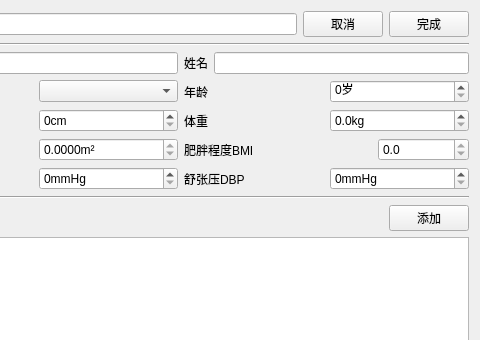
Before: the Qt Designer form UI/ui_new_single.ui in Orange-66/LAPS-v1.0, drawn with Qt 5; both pictures show x 118 to 598 and y 0 to 340 of the 598 by 565 pixel window.
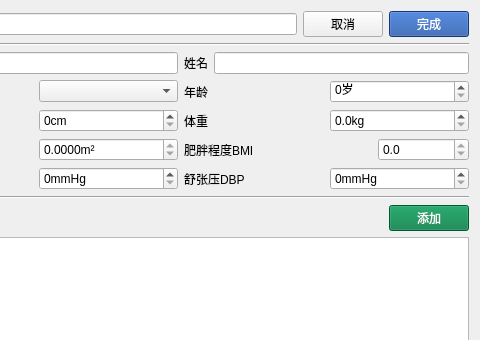
After: the same form once the commit is applied.

The edit to the form file:
```diff
--- a/UI/ui_new_single.ui
+++ b/UI/ui_new_single.ui
@@ -48,6 +48,10 @@
        </item>
        <item>
         <widget class="QPushButton" name="btn_done">
+         <property name="styleSheet">
+          <string notr="true">background:#1E50A2; 
+color: #FFFFFF;</string>
+         </property>
          <property name="text">
           <string>完成</string>
          </property>
@@ -351,6 +355,10 @@
      </item>
      <item>
       <widget class="QPushButton" name="btn_add_image">
+       <property name="styleSheet">
+        <string notr="true">background: #007B43;
+color: #FFFFFF</string>
+       </property>
        <property name="text">
         <string>添加</string>
        </property>
```
